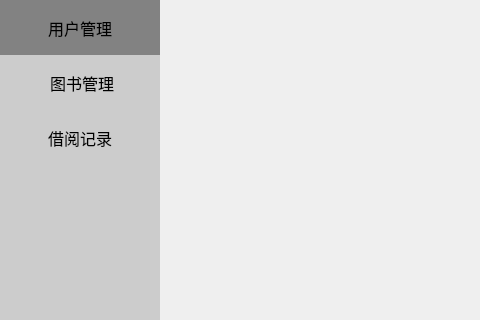
The window that admin.ui (kongwua/Library) describes before a commit, drawn with Qt 5; both pictures show x 0 to 480 and y 0 to 320 of the 810 by 530 pixel window.
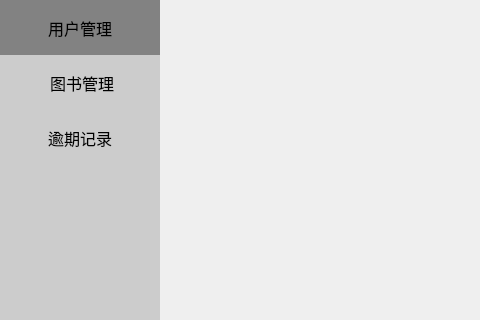
The same window after the commit.

```diff
--- a/admin.ui
+++ b/admin.ui
@@ -75,7 +75,7 @@
        <item row="2" column="0">
         <widget class="QPushButton" name="borrow_record_btn">
          <property name="text">
-          <string>借阅记录</string>
+          <string>逾期记录</string>
          </property>
          <property name="checkable">
           <bool>true</bool>
```
